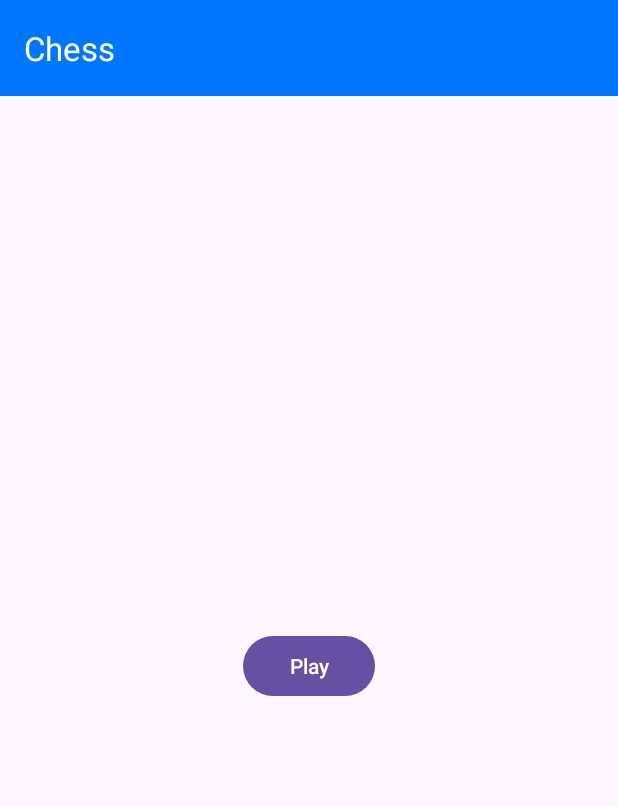
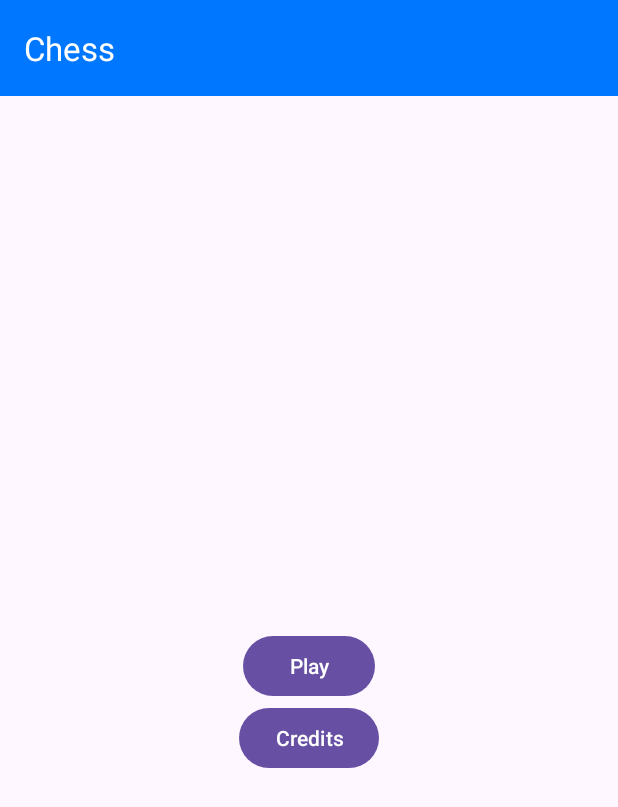
Before and after one commit to DDanulo/ChessGame, an Android app: the screen it shows after launch (MainActivity), on a phone screen of 412 x 824 dp. Shown: the top 807 px of the screen. Run offline under Robolectric (Android 15) with nearby library versions, the phone set to English and light mode, and no system bars.

Commit message:
credits view

```diff
--- a/app/src/main/java/com/example/chess/fragments/GameFragment.kt
+++ b/app/src/main/java/com/example/chess/fragments/GameFragment.kt
@@ -57,6 +57,7 @@ class GameFragment : Fragment() {
                     firstClickRow = -1
                 } else {
                     field.setCell(row, column, firstClickCell!!)
+                    field.setCellSelectedParam(row, column, CellSelectedParam.UNSELECTED)
                     field.setCell(firstClickRow, firstClickColumn, Cell())
                     firstClickCell = null
                     firstClickColumn = -1
--- a/app/src/main/java/com/example/chess/fragments/InfoFragment.kt
+++ b/app/src/main/java/com/example/chess/fragments/InfoFragment.kt
@@ -16,7 +16,6 @@ class InfoFragment : Fragment() {
     override fun onCreateView(inflater: LayoutInflater, container: ViewGroup?, savedInstanceState: Bundle?): View {
         binding = FragmentInfoBinding.inflate(inflater, container, false)
 
-
         return binding.root
     }
 
--- a/app/src/main/res/layout/fragment_main.xml
+++ b/app/src/main/res/layout/fragment_main.xml
@@ -15,4 +15,14 @@
         app:layout_constraintStart_toStartOf="parent"
         app:layout_constraintTop_toTopOf="parent" />
 
+    <Button
+        android:id="@+id/btn_credits"
+        android:layout_width="wrap_content"
+        android:layout_height="wrap_content"
+        app:layout_constraintTop_toBottomOf="@+id/btn_play"
+        app:layout_constraintStart_toStartOf="parent"
+        app:layout_constraintEnd_toEndOf="parent"
+        android:text="@string/info"
+        />
+
 </androidx.constraintlayout.widget.ConstraintLayout>
--- /dev/null
+++ b/app/src/main/res/menu/language_change_menu.xml
@@ -0,0 +1,13 @@
+<?xml version="1.0" encoding="utf-8"?>
+<menu xmlns:android="http://schemas.android.com/apk/res/android"
+    xmlns:app="http://schemas.android.com/apk/res-auto">
+    <item android:id="@+id/uk"
+        android:title="@string/ukrainian"
+        app:showAsAction="never"
+        />
+    <item android:id="@+id/en"
+        android:title="@string/english"
+        app:showAsAction="never"
+        />
+
+</menu>
--- a/app/src/main/res/values/strings.xml
+++ b/app/src/main/res/values/strings.xml
@@ -5,4 +5,7 @@
     <string name="sample_time">00:00</string>
     <string name="sample_name">sampleName</string>
     <string name="made_by_me">app made by me from the R. Shukhevych lyceum</string>
+    <string name="info">Credits</string>
+    <string name="ukrainian">Ukrainian</string>
+    <string name="english">English</string>
 </resources>
```
Also changed, not shown: app/src/main/java/com/example/chess/ChessField.kt (+4 -15 lines), app/src/main/java/com/example/chess/ChessFieldView.kt (+45 -2 lines), app/src/main/java/com/example/chess/MainActivity.kt (+15 -0 lines), app/src/main/java/com/example/chess/fragments/MainFragment.kt (+14 -2 lines), 1 other file.
